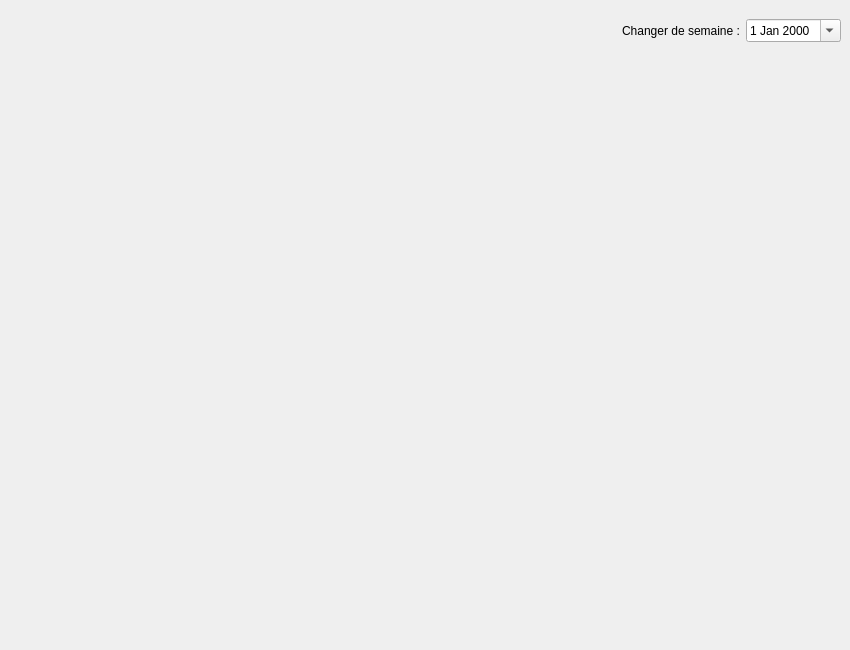
Above: LO21app/agendaview.ui from mmewen/LO21 before the change. Below: the same form after it.
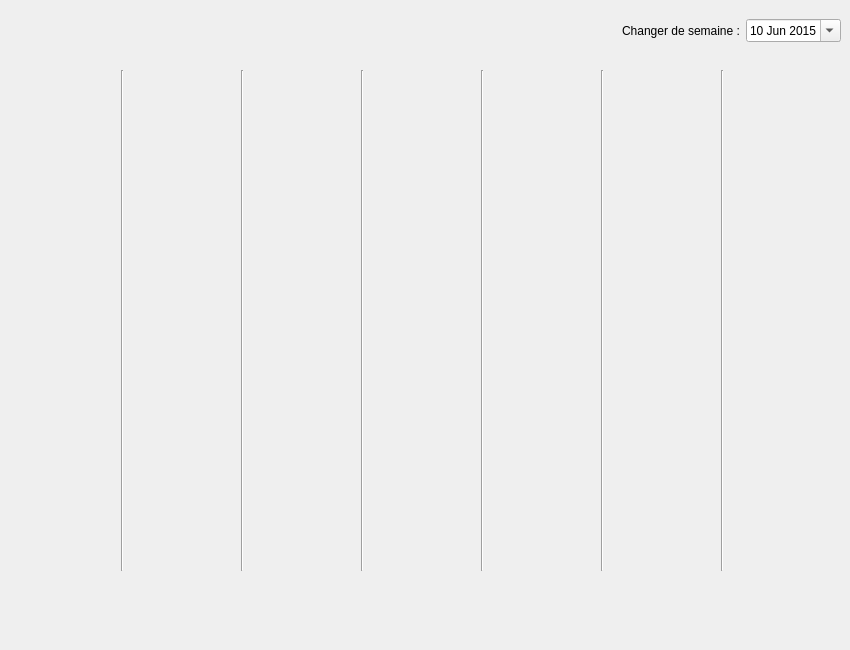
That is the form after the change.

```diff
--- a/LO21app/agendaview.ui
+++ b/LO21app/agendaview.ui
@@ -23,9 +23,9 @@
    <property name="geometry">
     <rect>
      <x>10</x>
-     <y>60</y>
+     <y>70</y>
      <width>831</width>
-     <height>581</height>
+     <height>501</height>
     </rect>
    </property>
    <layout class="QHBoxLayout" name="horizontalLayout">
@@ -33,19 +33,64 @@
      <layout class="QHBoxLayout" name="horizontalLayout_3"/>
     </item>
     <item>
-     <layout class="QHBoxLayout" name="horizontalLayout_2"/>
+     <widget class="Line" name="line">
+      <property name="orientation">
+       <enum>Qt::Vertical</enum>
+      </property>
+     </widget>
     </item>
     <item>
      <layout class="QVBoxLayout" name="verticalLayout_3"/>
     </item>
     <item>
-     <layout class="QVBoxLayout" name="verticalLayout_2"/>
+     <widget class="Line" name="line_2">
+      <property name="orientation">
+       <enum>Qt::Vertical</enum>
+      </property>
+     </widget>
     </item>
     <item>
      <layout class="QVBoxLayout" name="verticalLayout"/>
     </item>
     <item>
-     <layout class="QHBoxLayout" name="horizontalLayout_4"/>
+     <widget class="Line" name="line_3">
+      <property name="orientation">
+       <enum>Qt::Vertical</enum>
+      </property>
+     </widget>
+    </item>
+    <item>
+     <layout class="QVBoxLayout" name="vLayoutJeudi"/>
+    </item>
+    <item>
+     <widget class="Line" name="line_4">
+      <property name="orientation">
+       <enum>Qt::Vertical</enum>
+      </property>
+     </widget>
+    </item>
+    <item>
+     <layout class="QVBoxLayout" name="vLayoutVendredi"/>
+    </item>
+    <item>
+     <widget class="Line" name="line_5">
+      <property name="orientation">
+       <enum>Qt::Vertical</enum>
+      </property>
+     </widget>
+    </item>
+    <item>
+     <layout class="QVBoxLayout" name="vLayoutSamedi"/>
+    </item>
+    <item>
+     <widget class="Line" name="line_6">
+      <property name="orientation">
+       <enum>Qt::Vertical</enum>
+      </property>
+     </widget>
+    </item>
+    <item>
+     <layout class="QVBoxLayout" name="vLayoutDimanche"/>
     </item>
    </layout>
   </widget>
@@ -83,7 +128,17 @@
      </widget>
     </item>
     <item>
-     <widget class="QDateEdit" name="dateEdit">
+     <widget class="QDateEdit" name="semaineSelector">
+      <property name="dateTime">
+       <datetime>
+        <hour>0</hour>
+        <minute>0</minute>
+        <second>0</second>
+        <year>2015</year>
+        <month>6</month>
+        <day>10</day>
+       </datetime>
+      </property>
       <property name="calendarPopup">
        <bool>true</bool>
       </property>
```
Left out of the diff: 10 changed lines with no effect on the pictures.
